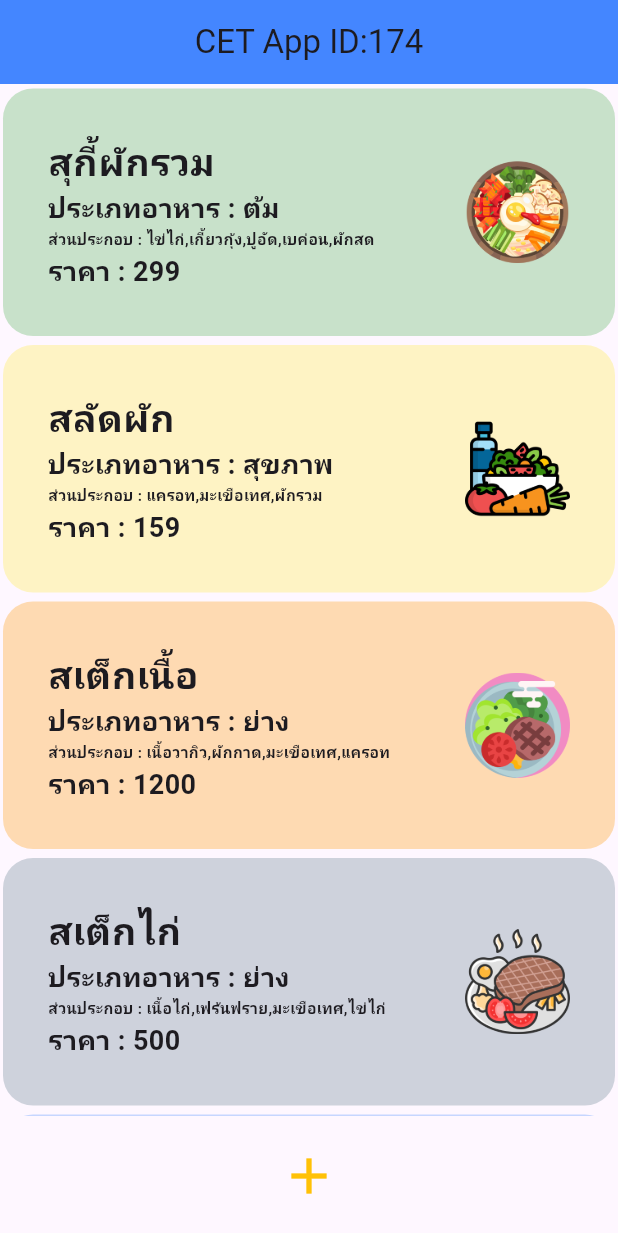
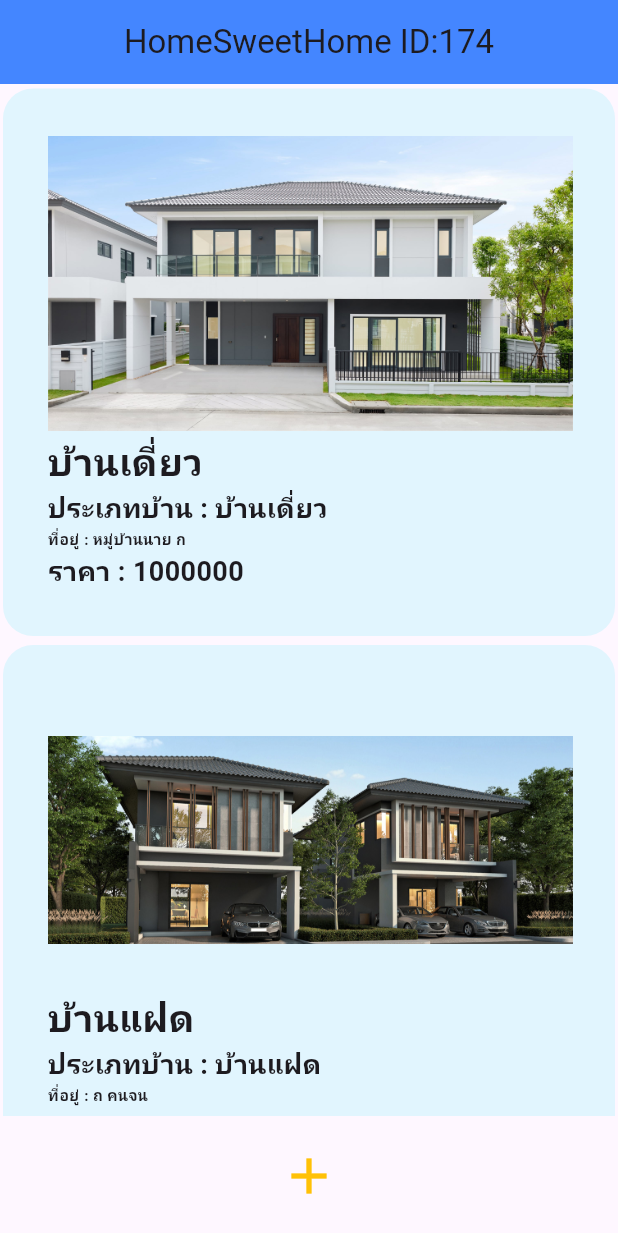
Before and after one commit to napatmaneenual/mobilelab3cet174, a Flutter app: the screen it shows after launch, on a phone screen of 412 x 824 dp. Shown: the top 1233 px of the screen. Run offline on Flutter 3.47's test engine with Material 3 defaults, Android fonts, the phone set to English and light mode, and no system bars; our stand-ins replace google_fonts; Roboto replaces fonts that are missing (Itim).

Commit message:
first commit

```diff
--- a/lib/main.dart
+++ b/lib/main.dart
@@ -1,6 +1,6 @@
 import 'package:flutter/material.dart';
 //import 'package:mobilelab3cet174/screen/addform.dart';
-import 'package:mobilelab3cet174/screen/item.dart';
+import 'package:mobilelab3No22cet174/screen/item.dart';
 
 void main() {
   runApp(const MyApp());
@@ -13,7 +13,7 @@ class MyApp extends StatelessWidget {
     return MaterialApp(
     home: Scaffold(
       appBar: AppBar(
-        title: const Text("CET App ID:174"),
+        title: const Text("HomeSweetHome ID:174"),
         backgroundColor: const Color.fromARGB(255, 68, 134, 255),
         centerTitle: true,
       ),
--- a/lib/models/foodmenu.dart
+++ /dev/null
@@ -1,122 +0,0 @@
-import 'package:flutter/material.dart';
-
-/// ประกาศ enum สำหรับชนิดของอาหาร
-enum FoodType {
-  ttype1,
-  ttype2,
-  ttype3,
-  fastfood,
-  healthy,
-}
-
-/// extension เพื่อให้แสดงชื่อชนิดอาหารสวย ๆ
-extension FoodTypeExtension on FoodType {
-  String get displayName {
-    switch (this) {
-      case FoodType.ttype1:
-        return 'ต้ม';
-      case FoodType.ttype2:
-        return 'ย่าง';
-      case FoodType.ttype3:
-        return 'ทอด';
-      case FoodType.fastfood:
-        return 'ฟาสต์ฟู้ด';
-      case FoodType.healthy:
-        return 'สุขภาพ';
-    }
-  }
-}
-
-/// สำหรับรูปภาพอาหาร
-enum Foodpic {
-  menu1(namefood: "สุกี้", image: "assets/images/1.png"),
-  menu2(namefood: "สลัดรวม", image: "assets/images/2.png"),
-  menu3(namefood: "สเต็กหมู", image: "assets/images/3.png"),
-  menu4(namefood: "สเต็กเนื้อ", image: "assets/images/4.png"),
-  menu5(namefood: "แฮมเบอร์เกอร์", image: "assets/images/5.png"),
-  menu6(namefood: "พิซซ่า", image: "assets/images/6.png"),
-  menu7(namefood: "ก๋วยเตี๋ยว", image: "assets/images/7.png");
-
-  const Foodpic({required this.image, required this.namefood});
-  final String image;
-  final String namefood;
-}
-
-/// คลาสข้อมูลเมนูอาหาร
-class Foodmenu {
-  Foodmenu({
-    required this.name,
-    required this.type,
-    required this.component,
-    required this.price,
-    required this.foodpic,
-    required this.color,
-  });
-
-  String name;
-  FoodType type; // เปลี่ยนจาก String -> FoodType
-  String component;
-  int price;
-  Foodpic foodpic;
-  Color color;
-}
-
-/// รายการอาหารทั้งหมด
-List<Foodmenu> emp = [
-  Foodmenu(
-    name: "สุกี้ผักรวม",
-    type: FoodType.ttype1,
-    component: "ไข่ไก่,เกี้ยวกุ้ง,ปูอัด,เบค่อน,ผักสด",
-    price: 299,
-    foodpic: Foodpic.menu1,
-    color: Colors.green,
-  ),
-  Foodmenu(
-    name: "สลัดผัก",
-    type: FoodType.healthy,
-    component: "แครอท,มะเขือเทศ,ผักรวม",
-    price: 159,
-    foodpic: Foodpic.menu2,
-    color: Colors.yellow,
-  ),
-  Foodmenu(
-    name: "สเต็กเนื้อ",
-    type: FoodType.ttype2,
-    component: "เนื้อวากิว,ผักกาด,มะเขือเทศ,แครอท",
-    price: 1200,
-    foodpic: Foodpic.menu3,
-    color: Colors.orange,
-  ),
-  Foodmenu(
-    name: "สเต็กไก่",
-    type: FoodType.ttype2,
-    component: "เนื้อไก่,เฟร้นฟราย,มะเขือเทศ,ไข่ไก่",
-    price: 500,
-    foodpic: Foodpic.menu4,
-    color: Colors.blueGrey,
-  ),
-  Foodmenu(
-    name: "แฮมเบอเก้อ",
-    type: FoodType.fastfood,
-    component: "ไข่ไก่,เนื้อ,ชีส,เบค่อน,ผักสด,ขนมปัง",
-    price: 150,
-    foodpic: Foodpic.menu5,
-    color: Colors.blueAccent,
-  ),
-  Foodmenu(
-    name: "พิซซ่า",
-    type: FoodType.fastfood,
-    component: "แป้ง,ซอสพิซซ่า,มะเขือเทศ,แฮม,ชีส,สัปปะรด",
-    price: 199,
-    foodpic: Foodpic.menu6,
-    color: Colors.limeAccent,
-  ),
-  Foodmenu(
-    name: "บะหมี่",
-    type: FoodType.ttype1,
-    component: "ไข่ไก่,เนื้อ,ผักสด,เส้นบะหมี่",
-    price: 80,
-    foodpic: Foodpic.menu7,
-    color: Colors.green,
-  ),
-];
--- /dev/null
+++ b/lib/models/house.dart
@@ -0,0 +1,98 @@
+import 'package:flutter/material.dart';
+
+/// ประกาศ enum สำหรับชนิดของอาหาร
+enum HouseType {
+  ttype1,
+  ttype2,
+  ttype3,
+  ttype4,
+  ttype5,
+}
+
+/// extension เพื่อให้แสดงชื่อชนิดอาหารสวย ๆ
+extension HouseTypeExtension on HouseType {
+  String get displayName {
+    switch (this) {
+      case HouseType.ttype1:
+        return 'บ้านเดี่ยว';
+      case HouseType.ttype2:
+        return 'บ้านแฝด';
+      case HouseType.ttype3:
+        return 'ทาวน์เฮาส์';
+      case HouseType.ttype4:
+        return 'บ้านแถว';
+      case HouseType.ttype5:
+        return 'คอนโดมิเนียม';
+    }
+  }
+}
+
+/// สำหรับรูปภาพอาหาร
+enum Housepic {
+  house1(namehouse: "บ้านเดี่ยว", image: "assets/images/1.png"),
+  house2(namehouse: "บ้านแฝด", image: "assets/images/2.png"),
+  house3(namehouse: "ทาวน์เฮาส์", image: "assets/images/3.png"),
+  house4(namehouse: "บ้านแถว", image: "assets/images/4.png"),
+  house5(namehouse: "คอนโดมิเนียม", image: "assets/images/5.png");
+
+
+  const Housepic({required this.image, required this.namehouse});
+  final String image;
+  final String namehouse;
+}
+
+/// คลาสข้อมูลเมนูอาหาร
+class House {
+  House({
+    required this.name,
+    required this.type,
+    required this.address,
+    required this.price,
+    required this.housepic,
+  });
+
+  String name;
+  HouseType type; // เปลี่ยนจาก String -> FoodType
+  String address;
+  int price;
+  Housepic housepic;
+}
+
+/// รายการอาหารทั้งหมด
+List<House> emp = [
+  House(
+    name: "บ้านเดี่ยว",
+    type: HouseType.ttype1,
+    address: "หมู่บ้านนาย ก",
+    price: 1000000,
+    housepic: Housepic.house1,
+  ),
+  House(
+    name: "บ้านแฝด",
+    type: HouseType.ttype2,
+    address: "ถ คนจน",
+    price: 3000000,
+    housepic: Housepic.house2,
+  ),
+  House(
+    name: "ทาวน์เฮาส์",
+    type: HouseType.ttype3,
+    address: "อ คนรวย",
+    price: 1500000,
+    housepic: Housepic.house3,
+  ),
+  House(
+    name: "บ้านแถว",
+    type: HouseType.ttype4,
+    address: "หมู่บ้านลุงพล",
+    price: 500000,
+    housepic: Housepic.house4,
+  ),
+  House(
+    name: "คอนโดมิเนียม",
+    type: HouseType.ttype5,
+    address: "ชุมชนคนมีเงิน",
+    price: 2000000,
+    housepic: Housepic.house5,
+  ),
+];
--- a/lib/screen/item.dart
+++ b/lib/screen/item.dart
@@ -1,8 +1,8 @@
 import 'package:flutter/material.dart';
 import 'package:google_fonts/google_fonts.dart';
-import 'package:mobilelab3cet174/models/foodmenu.dart';
+import 'package:mobilelab3No22cet174/models/House.dart';
 // เพิ่ม import หน้า AddForm
-import 'package:mobilelab3cet174/screen/addform.dart';
+import 'package:mobilelab3No22cet174/screen/addform.dart';
 
 class Item extends StatefulWidget {
   const Item({super.key});
@@ -22,8 +22,8 @@ class _ItemState extends State<Item> {
             itemBuilder: (context, index) {
               return Container(
                 decoration: BoxDecoration(
+                  color: Colors.lightBlue[50],
                   borderRadius: BorderRadius.circular(20),
-                  color: emp[index].color.withOpacity(0.3),
                 ),
                 margin: const EdgeInsets.symmetric(horizontal: 2, vertical: 3),
                 padding: const EdgeInsets.all(30),
@@ -33,6 +33,13 @@ class _ItemState extends State<Item> {
                     Column(
                       crossAxisAlignment: CrossAxisAlignment.start,
                       children: [
+                      Center(
+                        child: Image.asset(
+                          emp[index].housepic.image,
+                          width: 350,
+                          height: 200,
+                        ),
+                      ),
                         Text(
                           emp[index].name,
                           style: GoogleFonts.itim(
@@ -43,14 +50,14 @@ class _ItemState extends State<Item> {
                           ),
                         ),
                         Text(
-                          "ประเภทอาหาร : ${emp[index].type.displayName}",
+                          "ประเภทบ้าน : ${emp[index].type.displayName}",
                           style: const TextStyle(
                             fontSize: 18,
                             fontWeight: FontWeight.bold,
                           ),
                         ),
                         Text(
-                          "ส่วนประกอบ : ${emp[index].component}",
+                          "ที่อยู่ : ${emp[index].address}",
                           style: const TextStyle(
                             fontSize: 10,
                             fontWeight: FontWeight.bold,
@@ -64,11 +71,6 @@ class _ItemState extends State<Item> {
                           ),
                         ),
                       ],
-                    ),
-                    Image.asset(
-                      emp[index].foodpic.image,
-                      width: 70,
-                      height: 70,
                     ),
                   ],
                 ),
--- a/pubspec.yaml
+++ b/pubspec.yaml
@@ -1,4 +1,4 @@
-name: mobilelab3cet174
+name: mobilelab3No22cet174
 description: "A new Flutter project."
 publish_to: 'none'
 version: 0.1.0
```
Also changed, not shown: lib/screen/addform.dart (+30 -31 lines), assets/images/1.png, assets/images/2.png, assets/images/3.png, assets/images/4.png, assets/images/5.png, assets/images/6.png, assets/images/7.png, 1 other file.
